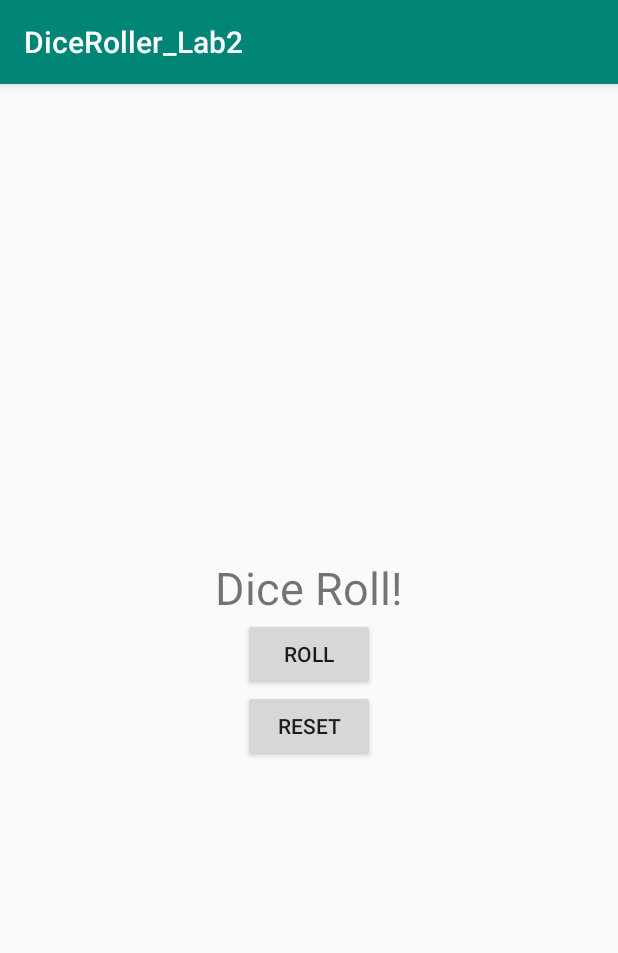
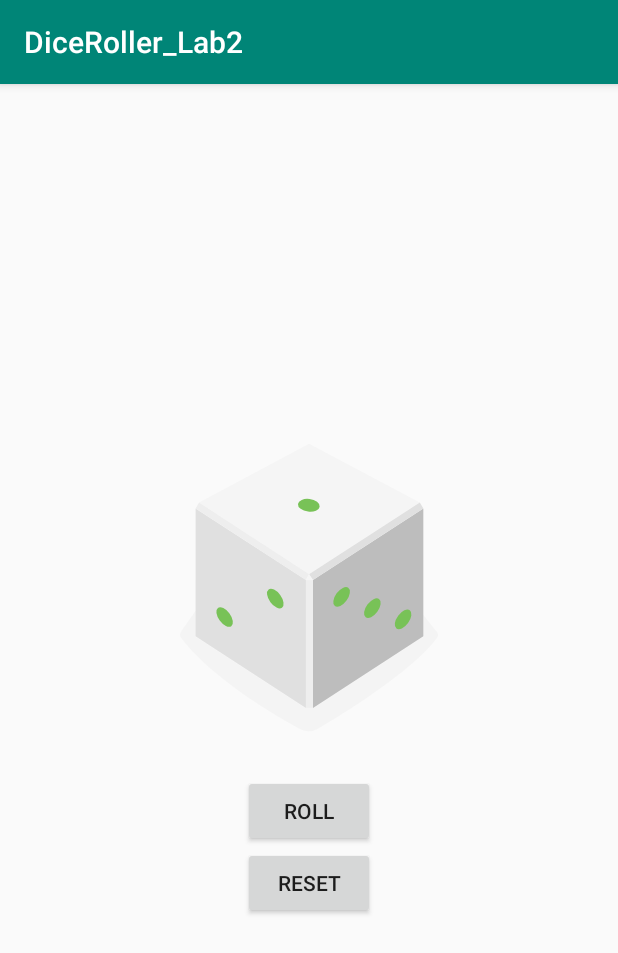
Before and after one commit to xxxDNxxx/59160379_Lab3, an Android app: the screen it shows after launch (MainActivity), on a phone screen of 412 x 824 dp. Shown: the top 953 px of the screen. Run offline under Robolectric (Android 15) with nearby library versions, the phone set to English and light mode, and no system bars.

Commit message:
ImageView Dice

```diff
--- a/app/src/main/java/buu/informatics/s59160379/diceroller_lab2/MainActivity.kt
+++ b/app/src/main/java/buu/informatics/s59160379/diceroller_lab2/MainActivity.kt
@@ -3,6 +3,7 @@ package buu.informatics.s59160379.diceroller_lab2
 import androidx.appcompat.app.AppCompatActivity
 import android.os.Bundle
 import android.widget.Button
+import android.widget.ImageView
 import android.widget.TextView
 import android.widget.Toast
 import java.util.*
@@ -16,22 +17,28 @@ class MainActivity : AppCompatActivity() {
         val rollButton: Button = findViewById(R.id.roll_button)
         rollButton.setOnClickListener{rollDice()}
 
-        val resultText :TextView = findViewById(R.id.result_text)
-        resultText.text = "Dice Roll!"
+
 
         val resetButton: Button = findViewById(R.id.reset_button)
         resetButton.setOnClickListener{resetDice()}
     }
 
     private fun resetDice() {
-        val resultText : TextView = findViewById(R.id.result_text)
-        resultText.text = "0".toString()
+
     }
 
     private fun rollDice() {
         val randomInt = Random().nextInt(6)+1
-        val resultText :TextView = findViewById(R.id.result_text)
-        resultText.text = randomInt.toString()
-        Toast.makeText(this,"button clicked",Toast.LENGTH_SHORT).show()
+        val diceImage:ImageView = findViewById(R.id.dice_image)
+        val drawableResource = when(randomInt) {
+            1 -> R.drawable.dice_1
+            2 -> R.drawable.dice_2
+            3 -> R.drawable.dice_3
+            4 -> R.drawable.dice_4
+            5 -> R.drawable.dice_5
+            else -> R.drawable.dice_6
+        }
+        diceImage.setImageResource(drawableResource)
+
     }
 }
--- /dev/null
+++ b/app/src/main/res/drawable/dice_1.xml
@@ -0,0 +1,66 @@
+<!--
+  ~ Copyright 2018, The Android Open Source Project
+  ~
+  ~ Licensed under the Apache License, Version 2.0 (the "License");
+  ~ you may not use this file except in compliance with the License.
+  ~ You may obtain a copy of the License at
+  ~
+  ~     http://www.apache.org/licenses/LICENSE-2.0
+  ~
+  ~ Unless required by applicable law or agreed to in writing, software
+  ~ distributed under the License is distributed on an "AS IS" BASIS,
+  ~ WITHOUT WARRANTIES OR CONDITIONS OF ANY KIND, either express or implied.
+  ~ See the License for the specific language governing permissions and
+  ~ limitations under the License.
+  -->
+
+<vector xmlns:android="http://schemas.android.com/apk/res/android"
+    android:width="200dp"
+    android:height="250dp"
+    android:viewportWidth="800"
+    android:viewportHeight="1000">
+    <path
+        android:fillAlpha="0.5"
+        android:fillColor="#eee"
+        android:pathData="M740.8,635.42c-68.27,90.47 -249.77,201.76 -316,240.63a50.7,50.7 0,0 1,-49.93 0.81c-64.19,-35 -234.09,-133.88 -315.65,-242a14.69,14.69 0,0 1,-0.12 -17.49c77.58,-106.29 159.67,-258.89 341.06,-258.89 182,0 242.19,139.08 340.27,258.88A14.62,14.62 0,0 1,740.8 635.42Z"
+        android:strokeAlpha="0.5" />
+    <path
+        android:fillColor="#bdbdbd"
+        android:pathData="M704.9,630l-294.29,191.06l0,-340.85l294.29,-191.06l0,340.85z" />
+    <path
+        android:fillColor="#e0e0e0"
+        android:pathData="M97.59,630l294.29,191.06l0,-340.85l-294.29,-191.06l0,340.85z" />
+    <path
+        android:fillColor="#f5f5f5"
+        android:pathData="M400.14,464.73l-293.19,-191.45l293.19,-156.31l295.39,156.31l-295.39,191.45z" />
+    <path
+        android:fillColor="#eee"
+        android:pathData="M106.95,273.28l-9.36,15.87l294.29,191.06l8.26,-15.48l-293.19,-191.45z" />
+    <path
+        android:fillColor="#e0e0e0"
+        android:pathData="M695.53,273.28l9.37,15.87l-294.29,191.06l-10.47,-15.48l295.39,-191.45z" />
+    <path
+        android:fillColor="#eee"
+        android:pathData="M391.88,480.21h18.73v340.85h-18.73z" />
+    <path
+        android:fillColor="#f5f5f5"
+        android:pathData="M400.14,464.73l-8.26,15.48l18.73,0l-10.47,-15.48z" />
+    <path
+        android:fillColor="#78c257"
+        android:pathData="M397.45,297.62a16.9,28.71 97.07,1 0,4.16 -33.54a16.9,28.71 97.07,1 0,-4.16 33.54z" />
+    <path
+        android:fillColor="#78c257"
+        android:pathData="M297.17,539.02a30.12,16.11 53.82,1 0,26.01 -19.02a30.12,16.11 53.82,1 0,-26.01 19.02z" />
+    <path
+        android:fillColor="#78c257"
+        android:pathData="M161.96,588.24a30.12,16.11 53.82,1 0,26.01 -19.02a30.12,16.11 53.82,1 0,-26.01 19.02z" />
+    <path
+        android:fillColor="#78c257"
+        android:pathData="M551.15,579.45a30.12,16.11 126.18,1 0,35.56 -48.62a30.12,16.11 126.18,1 0,-35.56 48.62z" />
+    <path
+        android:fillColor="#78c257"
+        android:pathData="M469.12,549.58a30.12,16.11 126.18,1 0,35.56 -48.62a30.12,16.11 126.18,1 0,-35.56 48.62z" />
+    <path
+        android:fillColor="#78c257"
+        android:pathData="M633.17,609.29a30.12,16.11 126.18,1 0,35.56 -48.62a30.12,16.11 126.18,1 0,-35.56 48.62z" />
+</vector>
--- /dev/null
+++ b/app/src/main/res/drawable/dice_2.xml
@@ -0,0 +1,66 @@
+<!--
+  ~ Copyright 2018, The Android Open Source Project
+  ~
+  ~ Licensed under the Apache License, Version 2.0 (the "License");
+  ~ you may not use this file except in compliance with the License.
+  ~ You may obtain a copy of the License at
+  ~
+  ~     http://www.apache.org/licenses/LICENSE-2.0
+  ~
+  ~ Unless required by applicable law or agreed to in writing, software
+  ~ distributed under the License is distributed on an "AS IS" BASIS,
+  ~ WITHOUT WARRANTIES OR CONDITIONS OF ANY KIND, either express or implied.
+  ~ See the License for the specific language governing permissions and
+  ~ limitations under the License.
+  -->
+
+<vector xmlns:android="http://schemas.android.com/apk/res/android"
+    android:width="200dp"
+    android:height="250dp"
+    android:viewportWidth="800"
+    android:viewportHeight="1000">
+    <path
+        android:fillAlpha="0.5"
+        android:fillColor="#eee"
+        android:pathData="M740.8,635.42c-68.27,90.47 -249.77,201.76 -316,240.63a50.7,50.7 0,0 1,-49.93 0.81c-64.19,-35 -234.09,-133.88 -315.65,-242a14.69,14.69 0,0 1,-0.12 -17.49c77.58,-106.29 159.67,-258.89 341.06,-258.89 182,0 242.19,139.08 340.27,258.88A14.62,14.62 0,0 1,740.8 635.42Z"
+        android:strokeAlpha="0.5" />
+    <path
+        android:fillColor="#bdbdbd"
+        android:pathData="M704.9,630l-294.29,191.06l0,-340.85l294.29,-191.06l0,340.85z" />
+    <path
+        android:fillColor="#e0e0e0"
+        android:pathData="M97.59,630l294.29,191.06l0,-340.85l-294.29,-191.06l0,340.85z" />
+    <path
+        android:fillColor="#f5f5f5"
+        android:pathData="M400.14,464.73l-293.19,-191.45l293.19,-156.31l295.39,156.31l-295.39,191.45z" />
+    <path
+        android:fillColor="#eee"
+        android:pathData="M106.95,273.28l-9.36,15.87l294.29,191.06l8.26,-15.48l-293.19,-191.45z" />
+    <path
+        android:fillColor="#e0e0e0"
+        android:pathData="M695.53,273.28l9.37,15.87l-294.29,191.06l-10.47,-15.48l295.39,-191.45z" />
+    <path
+        android:fillColor="#eee"
+        android:pathData="M391.88,480.21h18.73v340.85h-18.73z" />
+    <path
+        android:fillColor="#f5f5f5"
+        android:pathData="M400.14,464.73l-8.26,15.48l18.73,0l-10.47,-15.48z" />
+    <path
+        android:fillColor="#78c257"
+        android:pathData="M520.85,303.25a16.9,28.71 97.07,1 0,4.16 -33.54a16.9,28.71 97.07,1 0,-4.16 33.54z" />
+    <path
+        android:fillColor="#78c257"
+        android:pathData="M273.33,291.99a16.9,28.71 97.07,1 0,4.16 -33.54a16.9,28.71 97.07,1 0,-4.16 33.54z" />
+    <path
+        android:fillColor="#78c257"
+        android:pathData="M229.56,563.64a30.12,16.11 53.82,1 0,26.01 -19.02a30.12,16.11 53.82,1 0,-26.01 19.02z" />
+    <path
+        android:fillColor="#78c257"
+        android:pathData="M311.58,533.77a30.12,16.11 53.82,1 0,26.01 -19.02a30.12,16.11 53.82,1 0,-26.01 19.02z" />
+    <path
+        android:fillColor="#78c257"
+        android:pathData="M147.54,593.49a30.12,16.11 53.82,1 0,26.01 -19.02a30.12,16.11 53.82,1 0,-26.01 19.02z" />
+    <path
+        android:fillColor="#78c257"
+        android:pathData="M551.15,579.45a30.12,16.11 126.18,1 0,35.56 -48.62a30.12,16.11 126.18,1 0,-35.56 48.62z" />
+</vector>
--- /dev/null
+++ b/app/src/main/res/drawable/dice_3.xml
@@ -0,0 +1,66 @@
+<!--
+  ~ Copyright 2018, The Android Open Source Project
+  ~
+  ~ Licensed under the Apache License, Version 2.0 (the "License");
+  ~ you may not use this file except in compliance with the License.
+  ~ You may obtain a copy of the License at
+  ~
+  ~     http://www.apache.org/licenses/LICENSE-2.0
+  ~
+  ~ Unless required by applicable law or agreed to in writing, software
+  ~ distributed under the License is distributed on an "AS IS" BASIS,
+  ~ WITHOUT WARRANTIES OR CONDITIONS OF ANY KIND, either express or implied.
+  ~ See the License for the specific language governing permissions and
+  ~ limitations under the License.
+  -->
+
+<vector xmlns:android="http://schemas.android.com/apk/res/android"
+    android:width="200dp"
+    android:height="250dp"
+    android:viewportWidth="800"
+    android:viewportHeight="1000">
+    <path
+        android:fillAlpha="0.5"
+        android:fillColor="#eee"
+        android:pathData="M740.8,635.42c-68.27,90.47 -249.77,201.76 -316,240.63a50.7,50.7 0,0 1,-49.93 0.81c-64.19,-35 -234.09,-133.88 -315.65,-242a14.69,14.69 0,0 1,-0.12 -17.49c77.58,-106.29 159.67,-258.89 341.06,-258.89 182,0 242.19,139.08 340.27,258.88A14.62,14.62 0,0 1,740.8 635.42Z"
+        android:strokeAlpha="0.5" />
+    <path
+        android:fillColor="#bdbdbd"
+        android:pathData="M704.9,630l-294.29,191.06l0,-340.85l294.29,-191.06l0,340.85z" />
+    <path
+        android:fillColor="#e0e0e0"
+        android:pathData="M97.59,630l294.29,191.06l0,-340.85l-294.29,-191.06l0,340.85z" />
+    <path
+        android:fillColor="#f5f5f5"
+        android:pathData="M400.14,464.73l-293.19,-191.45l293.19,-156.31l295.39,156.31l-295.39,191.45z" />
+    <path
+        android:fillColor="#eee"
+        android:pathData="M106.95,273.28l-9.36,15.87l294.29,191.06l8.26,-15.48l-293.19,-191.45z" />
+    <path
+        android:fillColor="#e0e0e0"
+        android:pathData="M695.53,273.28l9.37,15.87l-294.29,191.06l-10.47,-15.48l295.39,-191.45z" />
+    <path
+        android:fillColor="#eee"
+        android:pathData="M391.88,480.21h18.73v340.85h-18.73z" />
+    <path
+        android:fillColor="#f5f5f5"
+        android:pathData="M400.14,464.73l-8.26,15.48l18.73,0l-10.47,-15.48z" />
+    <path
+        android:fillColor="#78c257"
+        android:pathData="M398.11,297.62a16.9,28.71 97.07,1 0,4.16 -33.54a16.9,28.71 97.07,1 0,-4.16 33.54z" />
+    <path
+        android:fillColor="#78c257"
+        android:pathData="M548.27,304.46a16.9,28.71 97.07,1 0,4.16 -33.54a16.9,28.71 97.07,1 0,-4.16 33.54z" />
+    <path
+        android:fillColor="#78c257"
+        android:pathData="M247.95,290.79a16.9,28.71 97.07,1 0,4.16 -33.54a16.9,28.71 97.07,1 0,-4.16 33.54z" />
+    <path
+        android:fillColor="#78c257"
+        android:pathData="M229.56,563.64a30.12,16.11 53.82,1 0,26.01 -19.02a30.12,16.11 53.82,1 0,-26.01 19.02z" />
+    <path
+        android:fillColor="#78c257"
+        android:pathData="M483.54,554.83a30.12,16.11 126.18,1 0,35.56 -48.62a30.12,16.11 126.18,1 0,-35.56 48.62z" />
+    <path
+        android:fillColor="#78c257"
+        android:pathData="M618.75,604.04a30.12,16.11 126.18,1 0,35.56 -48.62a30.12,16.11 126.18,1 0,-35.56 48.62z" />
+</vector>
--- /dev/null
+++ b/app/src/main/res/drawable/dice_4.xml
@@ -0,0 +1,69 @@
+<!--
+  ~ Copyright 2018, The Android Open Source Project
+  ~
+  ~ Licensed under the Apache License, Version 2.0 (the "License");
+  ~ you may not use this file except in compliance with the License.
+  ~ You may obtain a copy of the License at
+  ~
+  ~     http://www.apache.org/licenses/LICENSE-2.0
+  ~
+  ~ Unless required by applicable law or agreed to in writing, software
+  ~ distributed under the License is distributed on an "AS IS" BASIS,
+  ~ WITHOUT WARRANTIES OR CONDITIONS OF ANY KIND, either express or implied.
+  ~ See the License for the specific language governing permissions and
+  ~ limitations under the License.
+  -->
+
+<vector xmlns:android="http://schemas.android.com/apk/res/android"
+    android:width="200dp"
+    android:height="250dp"
+    android:viewportWidth="800"
+    android:viewportHeight="1000">
+    <path
+        android:fillAlpha="0.5"
+        android:fillColor="#eee"
+        android:pathData="M740.8,635.42c-68.27,90.47 -249.77,201.76 -316,240.63a50.7,50.7 0,0 1,-49.93 0.81c-64.19,-35 -234.09,-133.88 -315.65,-242a14.69,14.69 0,0 1,-0.12 -17.49c77.58,-106.29 159.67,-258.89 341.06,-258.89 182,0 242.19,139.08 340.27,258.88A14.62,14.62 0,0 1,740.8 635.42Z"
+        android:strokeAlpha="0.5" />
+    <path
+        android:fillColor="#bdbdbd"
+        android:pathData="M704.9,630l-294.29,191.06l0,-340.85l294.29,-191.06l0,340.85z" />
+    <path
+        android:fillColor="#e0e0e0"
+        android:pathData="M97.59,630l294.29,191.06l0,-340.85l-294.29,-191.06l0,340.85z" />
+    <path
+        android:fillColor="#f5f5f5"
+        android:pathData="M400.14,464.73l-293.19,-191.45l293.19,-156.31l295.39,156.31l-295.39,191.45z" />
+    <path
+        android:fillColor="#eee"
+        android:pathData="M106.95,273.28l-9.36,15.87l294.29,191.06l8.26,-15.48l-293.19,-191.45z" />
+    <path
+        android:fillColor="#e0e0e0"
+        android:pathData="M695.53,273.28l9.37,15.87l-294.29,191.06l-10.47,-15.48l295.39,-191.45z" />
+    <path
+        android:fillColor="#eee"
+        android:pathData="M391.88,480.21h18.73v340.85h-18.73z" />
+    <path
+        android:fillColor="#f5f5f5"
+        android:pathData="M400.14,464.73l-8.26,15.48l18.73,0l-10.47,-15.48z" />
+    <path
+        android:fillColor="#78c257"
+        android:pathData="M530.08,303.65a16.9,28.71 97.07,1 0,4.16 -33.54a16.9,28.71 97.07,1 0,-4.16 33.54z" />
+    <path
+        android:fillColor="#78c257"
+        android:pathData="M389.68,218.17a16.9,28.71 97.07,1 0,4.16 -33.54a16.9,28.71 97.07,1 0,-4.16 33.54z" />
+    <path
+        android:fillColor="#78c257"
+        android:pathData="M405.35,377.09a16.9,28.71 97.07,1 0,4.16 -33.54a16.9,28.71 97.07,1 0,-4.16 33.54z" />
+    <path
+        android:fillColor="#78c257"
+        android:pathData="M264.95,291.6a16.9,28.71 97.07,1 0,4.16 -33.54a16.9,28.71 97.07,1 0,-4.16 33.54z" />
+    <path
+        android:fillColor="#78c257"
+        android:pathData="M297.17,541.59a30.12,16.11 53.82,1 0,26.01 -19.02a30.12,16.11 53.82,1 0,-26.01 19.02z" />
+    <path
+        android:fillColor="#78c257"
+        android:pathData="M161.96,590.81a30.12,16.11 53.82,1 0,26.01 -19.02a30.12,16.11 53.82,1 0,-26.01 19.02z" />
+    <path
+        android:fillColor="#78c257"
+        android:pathData="M551.15,579.45a30.12,16.11 126.18,1 0,35.56 -48.62a30.12,16.11 126.18,1 0,-35.56 48.62z" />
+</vector>
--- /dev/null
+++ b/app/src/main/res/drawable/dice_5.xml
@@ -0,0 +1,75 @@
+<!--
+  ~ Copyright 2018, The Android Open Source Project
+  ~
+  ~ Licensed under the Apache License, Version 2.0 (the "License");
+  ~ you may not use this file except in compliance with the License.
+  ~ You may obtain a copy of the License at
+  ~
+  ~     http://www.apache.org/licenses/LICENSE-2.0
+  ~
+  ~ Unless required by applicable law or agreed to in writing, software
+  ~ distributed under the License is distributed on an "AS IS" BASIS,
+  ~ WITHOUT WARRANTIES OR CONDITIONS OF ANY KIND, either express or implied.
+  ~ See the License for the specific language governing permissions and
+  ~ limitations under the License.
+  -->
+
+<vector xmlns:android="http://schemas.android.com/apk/res/android"
+    android:width="200dp"
+    android:height="250dp"
+    android:viewportWidth="800"
+    android:viewportHeight="1000">
+    <path
+        android:fillAlpha="0.5"
+        android:fillColor="#eee"
+        android:pathData="M740.8,635.42c-68.27,90.47 -249.77,201.76 -316,240.63a50.7,50.7 0,0 1,-49.93 0.81c-64.19,-35 -234.09,-133.88 -315.65,-242a14.69,14.69 0,0 1,-0.12 -17.49c77.58,-106.29 159.67,-258.89 341.06,-258.89 182,0 242.19,139.08 340.27,258.88A14.62,14.62 0,0 1,740.8 635.42Z"
+        android:strokeAlpha="0.5" />
+    <path
+        android:fillColor="#bdbdbd"
+        android:pathData="M704.9,630l-294.29,191.06l0,-340.85l294.29,-191.06l0,340.85z" />
+    <path
+        android:fillColor="#e0e0e0"
+        android:pathData="M97.59,630l294.29,191.06l0,-340.85l-294.29,-191.06l0,340.85z" />
+    <path
+        android:fillColor="#f5f5f5"
+        android:pathData="M400.14,464.73l-293.19,-191.45l293.19,-156.31l295.39,156.31l-295.39,191.45z" />
+    <path
+        android:fillColor="#eee"
+        android:pathData="M106.95,273.28l-9.36,15.87l294.29,191.06l8.26,-15.48l-293.19,-191.45z" />
+    <path
+        android:fillColor="#e0e0e0"
+        android:pathData="M695.53,273.28l9.37,15.87l-294.29,191.06l-10.47,-15.48l295.39,-191.45z" />
+    <path
+        android:fillColor="#eee"
+        android:pathData="M391.88,480.21h18.73v340.85h-18.73z" />
+    <path
+        android:fillColor="#f5f5f5"
+        android:pathData="M400.14,464.73l-8.26,15.48l18.73,0l-10.47,-15.48z" />
+    <path
+        android:fillColor="#78c257"
+        android:pathData="M397.05,297.63a16.9,28.71 97.07,1 0,4.16 -33.54a16.9,28.71 97.07,1 0,-4.16 33.54z" />
+    <path
+        android:fillColor="#78c257"
+        android:pathData="M547.21,304.45a16.9,28.71 97.07,1 0,4.16 -33.54a16.9,28.71 97.07,1 0,-4.16 33.54z" />
+    <path
+        android:fillColor="#78c257"
+        android:pathData="M388.17,207.62a16.9,28.71 97.07,1 0,4.16 -33.54a16.9,28.71 97.07,1 0,-4.16 33.54z" />
+    <path
+        android:fillColor="#78c257"
+        android:pathData="M405.93,387.62a16.9,28.71 97.07,1 0,4.16 -33.54a16.9,28.71 97.07,1 0,-4.16 33.54z" />
+    <path
+        android:fillColor="#78c257"
+        android:pathData="M246.89,290.79a16.9,28.71 97.07,1 0,4.16 -33.54a16.9,28.71 97.07,1 0,-4.16 33.54z" />
+    <path
+        android:fillColor="#78c257"
+        android:pathData="M229.56,563.64a30.12,16.11 53.82,1 0,26.01 -19.02a30.12,16.11 53.82,1 0,-26.01 19.02z" />
+    <path
+        android:fillColor="#78c257"
+        android:pathData="M551.15,579.45a30.12,16.11 126.18,1 0,35.56 -48.62a30.12,16.11 126.18,1 0,-35.56 48.62z" />
+    <path
+        android:fillColor="#78c257"
+        android:pathData="M469.12,549.58a30.12,16.11 126.18,1 0,35.56 -48.62a30.12,16.11 126.18,1 0,-35.56 48.62z" />
+    <path
+        android:fillColor="#78c257"
+        android:pathData="M633.17,609.29a30.12,16.11 126.18,1 0,35.56 -48.62a30.12,16.11 126.18,1 0,-35.56 48.62z" />
+</vector>
--- /dev/null
+++ b/app/src/main/res/drawable/dice_6.xml
@@ -0,0 +1,81 @@
+<!--
+  ~ Copyright 2018, The Android Open Source Project
+  ~
+  ~ Licensed under the Apache License, Version 2.0 (the "License");
+  ~ you may not use this file except in compliance with the License.
+  ~ You may obtain a copy of the License at
+  ~
+  ~     http://www.apache.org/licenses/LICENSE-2.0
+  ~
+  ~ Unless required by applicable law or agreed to in writing, software
+  ~ distributed under the License is distributed on an "AS IS" BASIS,
+  ~ WITHOUT WARRANTIES OR CONDITIONS OF ANY KIND, either express or implied.
+  ~ See the License for the specific language governing permissions and
+  ~ limitations under the License.
+  -->
+
+<vector xmlns:android="http://schemas.android.com/apk/res/android"
+    android:width="200dp"
+    android:height="250dp"
+    android:viewportWidth="800"
+    android:viewportHeight="1000">
+    <path
+        android:fillAlpha="0.5"
+        android:fillColor="#eee"
+        android:pathData="M740.8,635.42c-68.27,90.47 -249.77,201.76 -316,240.63a50.7,50.7 0,0 1,-49.93 0.81c-64.19,-35 -234.09,-133.88 -315.65,-242a14.69,14.69 0,0 1,-0.12 -17.49c77.58,-106.29 159.67,-258.89 341.06,-258.89 182,0 242.19,139.08 340.27,258.88A14.62,14.62 0,0 1,740.8 635.42Z"
+        android:strokeAlpha="0.5" />
+    <path
+        android:fillColor="#bdbdbd"
+        android:pathData="M704.9,630l-294.29,191.06l0,-340.85l294.29,-191.06l0,340.85z" />
+    <path
+        android:fillColor="#e0e0e0"
+        android:pathData="M97.59,630l294.29,191.06l0,-340.85l-294.29,-191.06l0,340.85z" />
+    <path
+        android:fillColor="#f5f5f5"
+        android:pathData="M400.14,464.73l-293.19,-191.45l293.19,-156.31l295.39,156.31l-295.39,191.45z" />
+    <path
+        android:fillColor="#eee"
+        android:pathData="M106.95,273.28l-9.36,15.87l294.29,191.06l8.26,-15.48l-293.19,-191.45z" />
+    <path
+        android:fillColor="#e0e0e0"
+        android:pathData="M695.53,273.28l9.37,15.87l-294.29,191.06l-10.47,-15.48l295.39,-191.45z" />
+    <path
+        android:fillColor="#eee"
+        android:pathData="M391.88,480.21h18.73v340.85h-18.73z" />
+    <path
+        android:fillColor="#f5f5f5"
+        android:pathData="M400.14,464.73l-8.26,15.48l18.73,0l-10.47,-15.48z" />
+    <path
+        android:fillColor="#78c257"
+        android:pathData="M326.53,254.89a16.9,28.71 97.07,1 0,4.16 -33.54a16.9,28.71 97.07,1 0,-4.16 33.54z" />
+    <path
+        android:fillColor="#78c257"
+        android:pathData="M537.57,298.78a16.9,28.71 97.07,1 0,4.16 -33.54a16.9,28.71 97.07,1 0,-4.16 33.54z" />
+    <path
+        android:fillColor="#78c257"
+        android:pathData="M397.17,213.3a16.9,28.71 97.07,1 0,4.16 -33.54a16.9,28.71 97.07,1 0,-4.16 33.54z" />
+    <path
+        android:fillColor="#78c257"
+        android:pathData="M396.31,381.95a16.9,28.71 97.07,1 0,4.16 -33.54a16.9,28.71 97.07,1 0,-4.16 33.54z" />
+    <path
+        android:fillColor="#78c257"
+        android:pathData="M255.91,296.47a16.9,28.71 97.07,1 0,4.16 -33.54a16.9,28.71 97.07,1 0,-4.16 33.54z" />
+    <path
+        android:fillColor="#78c257"
+        android:pathData="M466.93,340.37a16.9,28.71 97.07,1 0,4.16 -33.54a16.9,28.71 97.07,1 0,-4.16 33.54z" />
+    <path
+        android:fillColor="#78c257"
+        android:pathData="M230,563.64a30.12,16.11 53.82,1 0,26.01 -19.02a30.12,16.11 53.82,1 0,-26.01 19.02z" />
+    <path
+        android:fillColor="#78c257"
+        android:pathData="M312.02,533.78a30.12,16.11 53.82,1 0,26.01 -19.02a30.12,16.11 53.82,1 0,-26.01 19.02z" />
+    <path
+        android:fillColor="#78c257"
+        android:pathData="M147.96,593.48a30.12,16.11 53.82,1 0,26.01 -19.02a30.12,16.11 53.82,1 0,-26.01 19.02z" />
+    <path
+        android:fillColor="#78c257"
+        android:pathData="M483.54,554.83a30.12,16.11 126.18,1 0,35.56 -48.62a30.12,16.11 126.18,1 0,-35.56 48.62z" />
+    <path
+        android:fillColor="#78c257"
+        android:pathData="M618.75,604.04a30.12,16.11 126.18,1 0,35.56 -48.62a30.12,16.11 126.18,1 0,-35.56 48.62z" />
+</vector>
--- /dev/null
+++ b/app/src/main/res/drawable/empty_dice.xml
@@ -0,0 +1,27 @@
+<!--
+  ~ Copyright 2018, The Android Open Source Project
+  ~
+  ~ Licensed under the Apache License, Version 2.0 (the "License");
+  ~ you may not use this file except in compliance with the License.
+  ~ You may obtain a copy of the License at
+  ~
+  ~     http://www.apache.org/licenses/LICENSE-2.0
+  ~
+  ~ Unless required by applicable law or agreed to in writing, software
+  ~ distributed under the License is distributed on an "AS IS" BASIS,
+  ~ WITHOUT WARRANTIES OR CONDITIONS OF ANY KIND, either express or implied.
+  ~ See the License for the specific language governing permissions and
+  ~ limitations under the License.
+  -->
+
+<vector xmlns:android="http://schemas.android.com/apk/res/android"
+    android:width="200dp"
+    android:height="250dp"
+    android:viewportWidth="800"
+    android:viewportHeight="1000">
+
+    <path
+        android:fillColor="#00000000"
+        android:pathData="M0,0l0,0z" />
+
+</vector>
--- a/app/src/main/res/layout/activity_main.xml
+++ b/app/src/main/res/layout/activity_main.xml
@@ -9,13 +9,15 @@
         android:layout_gravity="center_vertical"
         tools:context=".MainActivity" >
 
-    <TextView
-            android:id="@+id/result_text"
-            android:layout_width="wrap_content"
-            android:layout_height="wrap_content"
-            android:layout_gravity="center_horizontal"
-            android:textSize="30sp"
-            android:text="Hello World!" />
+    <ImageView
+        android:id="@+id/dice_image"
+        android:layout_width="wrap_content"
+        android:layout_height="wrap_content"
+        android:layout_gravity="center_horizontal"
+        android:src="@drawable/dice_1"
+
+    />
+
     <Button
             android:id="@+id/roll_button"
             android:layout_width="wrap_content"
```
